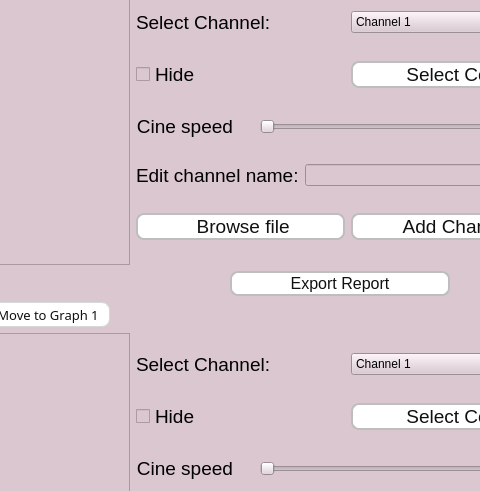
This is layout.ui in Youssef-Ashraf71/multi-channel-signal-viewer as Qt 5 draws it before an edit; both pictures show x 979 to 1459 and y 85 to 576 of the 1548 by 722 pixel window. The edited form follows.
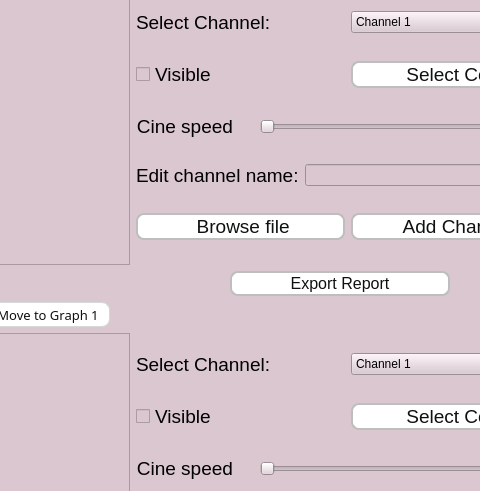
This is the edited form. Icons and pictures are not drawn. Custom widgets are drawn as their Qt base class.

Commit message: Modified Hide/show checkbox

Patch:
```diff
--- a/layout.ui
+++ b/layout.ui
@@ -353,7 +353,7 @@
              </font>
             </property>
             <property name="text">
-             <string>Hide </string>
+             <string>Visible</string>
             </property>
            </widget>
           </item>
@@ -1207,7 +1207,7 @@
              <string notr="true"/>
             </property>
             <property name="text">
-             <string>Hide </string>
+             <string>Visible</string>
             </property>
            </widget>
           </item>
```
The commit also changes 3 other files.
